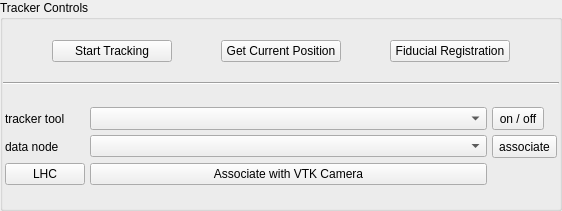
First picture: the form in Code/Gui/MITK/Modules/niftkIGIGui/ToolsGui/TrackerControlsWidget.ui, repository NifTK/NifTK, before the edit.
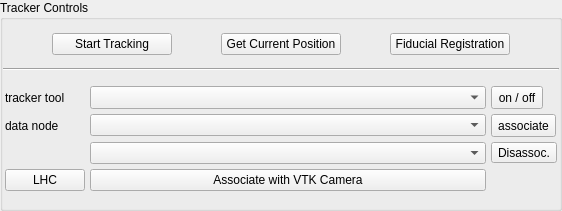
Second picture: the form after the edit. Custom widgets are drawn as their Qt base class.

Commit message: Feature #1939 implemented data node dissassciate

```diff
--- a/Code/Gui/MITK/Modules/niftkIGIGui/ToolsGui/TrackerControlsWidget.ui
+++ b/Code/Gui/MITK/Modules/niftkIGIGui/ToolsGui/TrackerControlsWidget.ui
@@ -188,14 +188,14 @@
             </property>
            </widget>
           </item>
-          <item row="2" column="1">
+          <item row="3" column="1">
            <widget class="QPushButton" name="pushButton_CameraLink">
             <property name="text">
              <string>Associate with VTK Camera</string>
             </property>
            </widget>
           </item>
-          <item row="2" column="0">
+          <item row="3" column="0">
            <widget class="QPushButton" name="pushButton_LHCRHC">
             <property name="toolTip">
              <string comment="Flips the camera focal point to enable tracking in left or right handed coordinate systems."/>
@@ -205,6 +205,23 @@
             </property>
            </widget>
           </item>
+          <item row="2" column="1">
+           <widget class="QmitkDataStorageComboBox" name="comboBox_associatedData">
+            <property name="sizePolicy">
+             <sizepolicy hsizetype="Expanding" vsizetype="Fixed">
+              <horstretch>0</horstretch>
+              <verstretch>0</verstretch>
+             </sizepolicy>
+            </property>
+           </widget>
+          </item>
+          <item row="2" column="2">
+           <widget class="QToolButton" name="toolButton_disassociate">
+            <property name="text">
+             <string>Disassoc.</string>
+            </property>
+           </widget>
+          </item>
          </layout>
         </item>
        </layout>
```
Left out of the diff: 2 changed lines with no effect on the pictures. The commit also changes 4 other files.
